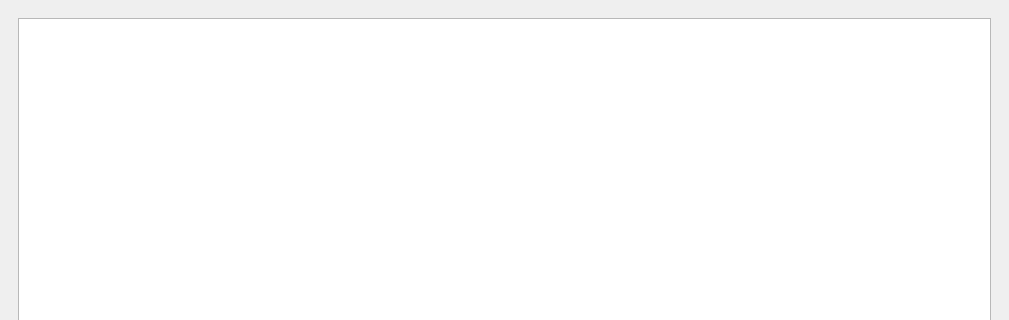
Before: the Qt Designer form GUI/ui/player/pmplayerview.ui in jurikimurik/PMP, drawn with Qt 5; both pictures show x 0 to 1009 and y 0 to 320 of the 1009 by 567 pixel window.
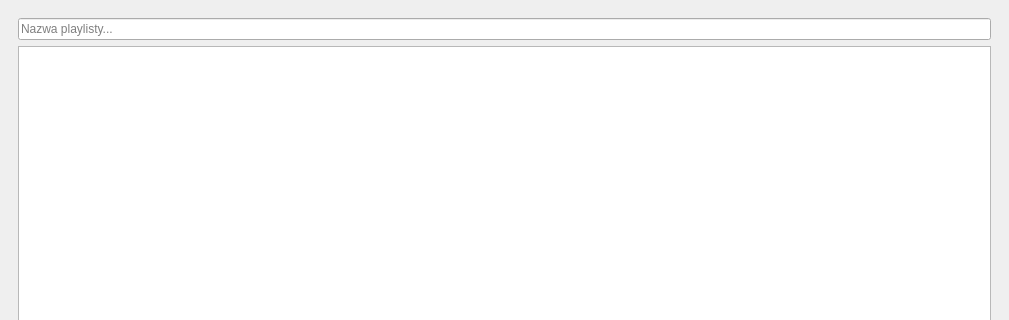
After: the same form once the commit is applied. Icons and pictures are not drawn.

Commit message: Playlist name is now visible and can be changed.

What changed in the file:
```diff
--- a/GUI/ui/player/pmplayerview.ui
+++ b/GUI/ui/player/pmplayerview.ui
@@ -30,7 +30,14 @@
         <verstretch>0</verstretch>
        </sizepolicy>
       </property>
-      <layout class="QHBoxLayout" name="horizontalLayout">
+      <layout class="QVBoxLayout" name="verticalLayout_2">
+       <item>
+        <widget class="QLineEdit" name="playlistNameEdit">
+         <property name="placeholderText">
+          <string>Nazwa playlisty...</string>
+         </property>
+        </widget>
+       </item>
        <item>
         <widget class="QGraphicsView" name="graphicsView"/>
        </item>
```
Left out of the diff: 1 changed line with no effect on the pictures. The commit also changes 3 other files.
